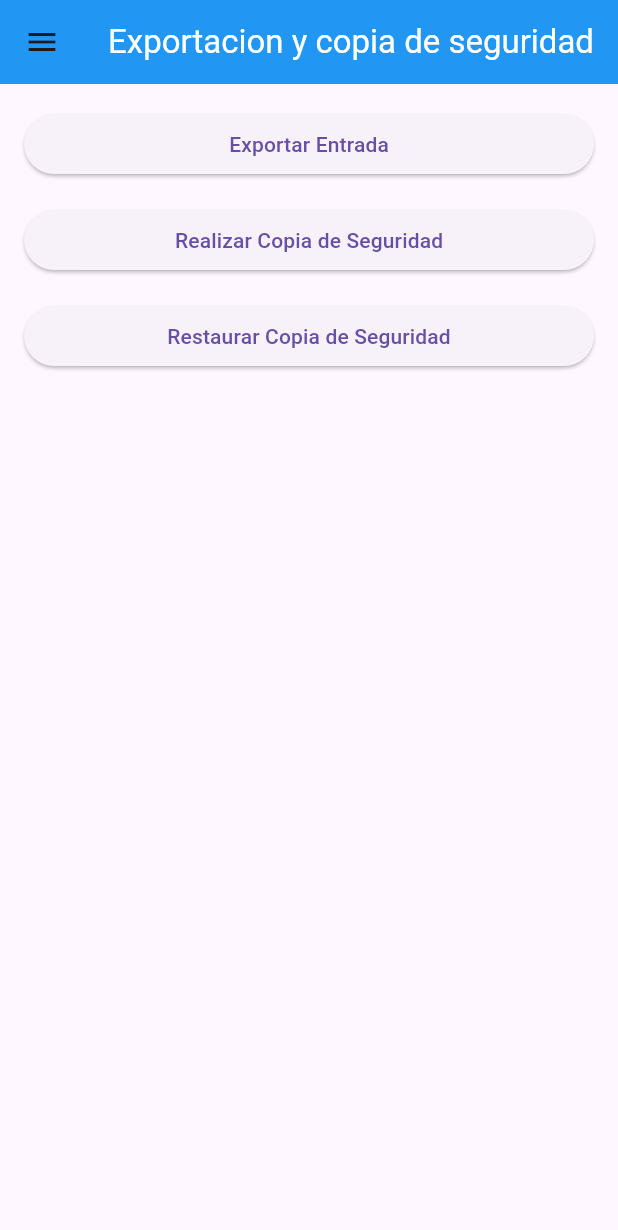
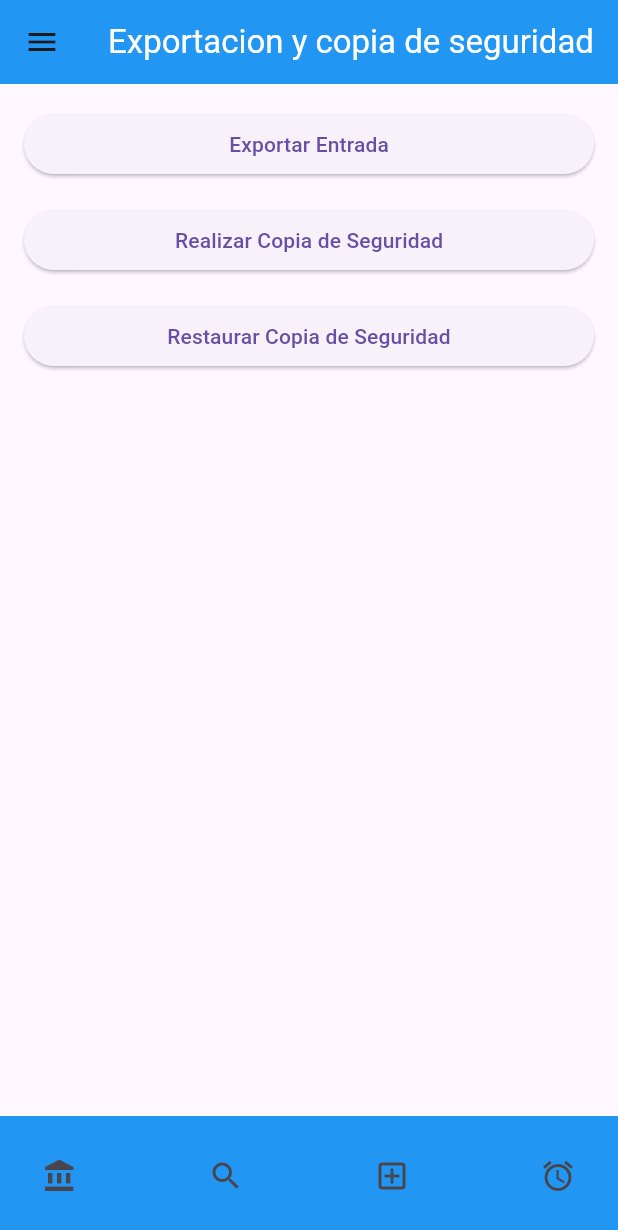
Before and after one commit to MiguelIrigoyen/my_diario_digital, a Flutter app: the ExportarCopiaSeguridad screen opened by its route, on a phone screen of 412 x 824 dp. Shown: the top 1230 px of the screen. Run offline on Flutter 3.47's test engine with Material 3 defaults, Android fonts, the phone set to English and light mode, and no system bars; our stand-ins replace google_fonts, sqflite; accounts and stored records are empty.

Commit message:
bottomNavigationBar

```diff
--- a/my_diario_digital/lib/exportacioncopias.dart
+++ b/my_diario_digital/lib/exportacioncopias.dart
@@ -82,6 +82,39 @@ class ExportarCopiaSeguridad extends StatelessWidget {
           ],
         ),
       ),
+      bottomNavigationBar: BottomAppBar(
+        color: Colors.blue,
+        child: Row(
+          mainAxisAlignment: MainAxisAlignment.spaceBetween,
+          children: [
+            IconButton(
+              icon: Icon(Icons.account_balance_sharp),
+              onPressed: () {},
+            ),
+            IconButton(
+              icon: Icon(Icons.search),
+              onPressed: () {
+                // Navegar a la pantalla de exportacion  y copia de seguridad
+                Navigator.pushNamed(context, '/ecSeguridad');
+              },
+            ),
+            IconButton(
+              icon: Icon(Icons.add_box_outlined),
+              onPressed: () {
+                // Navegar a la entradas
+                Navigator.pushNamed(context, '/entradas');
+              },
+            ),
+            IconButton(
+              icon: Icon(Icons.access_alarm),
+              onPressed: () {
+                // Navegar a la entradas
+                Navigator.pushNamed(context, '/entradas');
+              },
+            ),
+          ],
+        ),
+      ),
     );
   }
 
--- a/my_diario_digital/lib/main.dart
+++ b/my_diario_digital/lib/main.dart
@@ -87,6 +87,7 @@
           child: Text('Exportacion y Copia de Seguridad'),
         ),
       ),
+      //copiar este BottomNavigationBar en todas las pantallas
       bottomNavigationBar: BottomAppBar(
         color: Colors.blue,
         child: Row(
```
